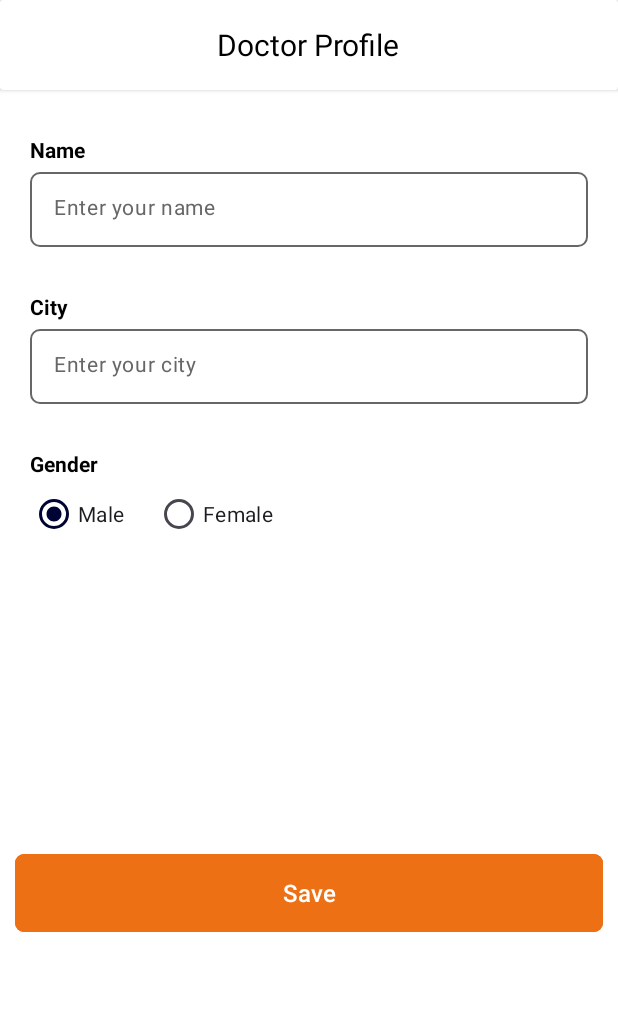
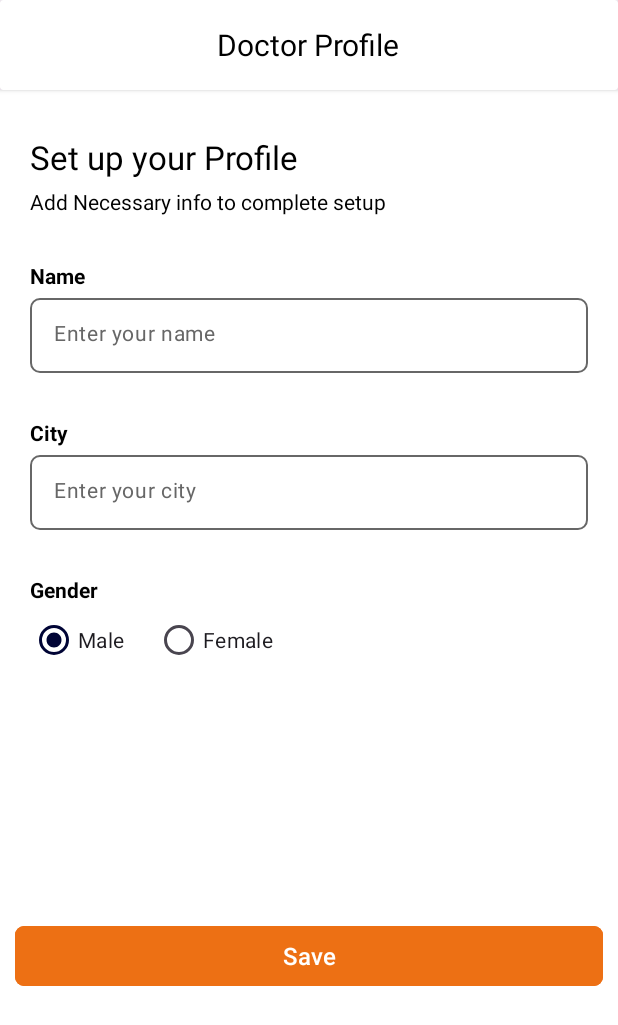
Before and after one commit to Hassan1133/WellnessVet, an Android app: the DoctorProfileActivity screen opened directly, with no data from a screen before it, on a phone screen of 412 x 824 dp. Shown: the top 1025 px of the screen. Run offline under Robolectric (Android 15) with nearby library versions, the light colour scheme and no system bars.

Commit message:
doctor profile update

```diff
--- a/app/src/main/res/layout/activity_doctor_profile.xml
+++ b/app/src/main/res/layout/activity_doctor_profile.xml
@@ -43,10 +43,36 @@
             android:layout_height="match_parent"
             tools:ignore="ScrollViewSize">
 
+            <!-- TextView displaying "set up your profile" -->
+            <TextView
+                android:id="@+id/setUpProfileHeading"
+                android:layout_width="wrap_content"
+                android:layout_height="wrap_content"
+                android:layout_marginStart="20dp"
+                android:layout_marginTop="30dp"
+                android:layout_marginEnd="20dp"
+                android:text="@string/set_up_your_profile"
+                android:textColor="@color/black"
+                android:textSize="22sp" />
+
+            <!-- TextView displaying a subheading -->
+            <TextView
+                android:id="@+id/setUpProfileSubHeading"
+                android:layout_width="wrap_content"
+                android:layout_height="wrap_content"
+                android:layout_below="@+id/setUpProfileHeading"
+                android:layout_marginStart="20dp"
+                android:layout_marginTop="5dp"
+                android:layout_marginEnd="20dp"
+                android:text="@string/add_necessary_info_to_complete_setup"
+                android:textColor="@color/black"
+                android:textSize="14sp" />
+
             <RelativeLayout
                 android:id="@+id/nameRelative"
                 android:layout_width="match_parent"
-                android:layout_height="wrap_content">
+                android:layout_height="wrap_content"
+                android:layout_below="@+id/setUpProfileSubHeading">
 
                 <!-- TextView displaying "Phone number" -->
                 <TextView
@@ -184,7 +210,7 @@
                 <com.google.android.material.button.MaterialButton
                     android:id="@+id/saveProfile"
                     android:layout_width="match_parent"
-                    android:layout_height="60dp"
+                    android:layout_height="wrap_content"
                     android:layout_marginStart="10dp"
                     android:layout_marginEnd="10dp"
                     android:layout_centerInParent="true"
```
